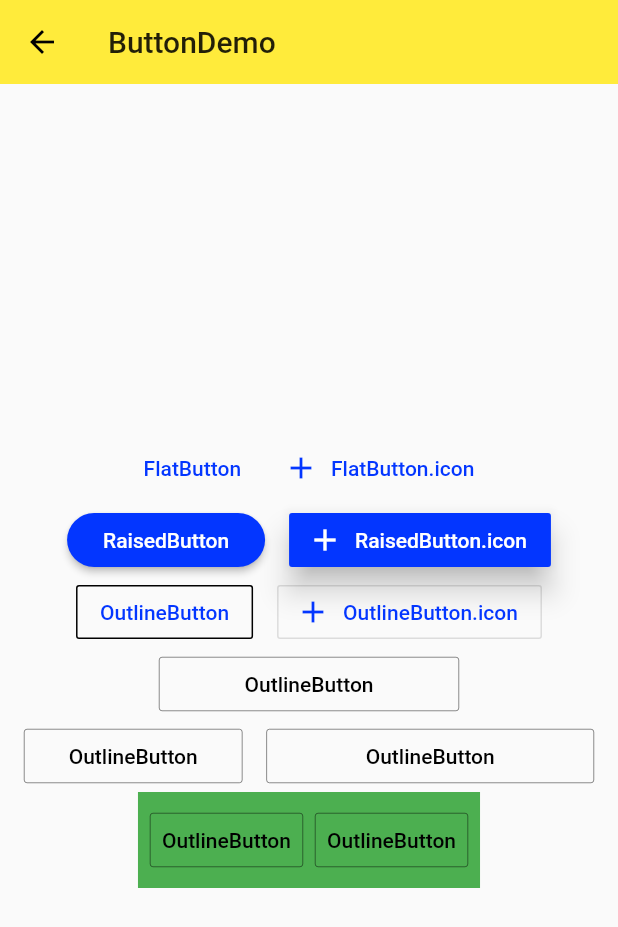
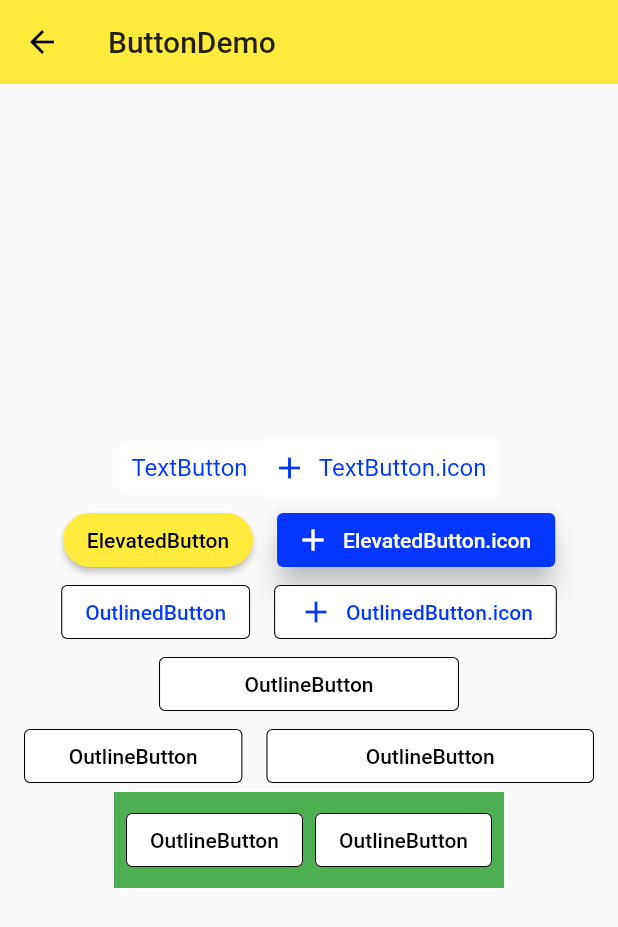
Before and after one commit to symboll/red, a Flutter app: the MaterialComponents screen opened by its route, after a tap on "ButtonDemo", on a phone screen of 412 x 824 dp. Shown: the top 927 px of the screen. Run offline on Flutter 3.47's test engine with Material 2 defaults, Android fonts, the phone set to English and light mode, and no system bars; network calls fail.

Commit message:
upgrade: upgrade flutter to 2.0.5

```diff
--- a/app/lib/demo/material/alert_dialog_demo.dart
+++ b/app/lib/demo/material/alert_dialog_demo.dart
@@ -22,11 +22,11 @@ class _AlertDialogDemoState extends State<AlertDialogDemo> {
         title: Text('Alert Dialog'),
         content: Text('Are you sure about this?'),
         actions: [
-          FlatButton(
+          TextButton(
             child: Text('Cancel'),
-             onPressed: () { Navigator.pop(context, Options.Cancel); }
+            onPressed: () { Navigator.pop(context, Options.Cancel); }
           ),
-          FlatButton(
+          TextButton(
             child: Text('Ok'),
             onPressed: () { Navigator.pop(context, Options.Ok); }
           ),
@@ -59,7 +59,7 @@ class _AlertDialogDemoState extends State<AlertDialogDemo> {
             children: [
               Text('your choice is $_choice'),
               SizedBox(height: 16.0,),
-              RaisedButton(
+              ElevatedButton(
                 child: Text('Open AlertDialog'),
                 onPressed: _openAlertDialog
               )
--- a/app/lib/demo/material/bottom_sheet_demo.dart
+++ b/app/lib/demo/material/bottom_sheet_demo.dart
@@ -94,11 +94,11 @@ class _BottomSheetDemoState extends State<BottomSheetDemo> {
             children: [
               Text('your choice is $_choice'),
               SizedBox(height: 16.0,),
-              FlatButton(
+              TextButton(
                 child: Text('Open Bottom Sheet'),
                 onPressed: _handleOpenBottomSheet
               ),
-              FlatButton(
+              TextButton(
                 child: Text('Open Model Bottom Sheet'),
                 onPressed: _handleOpenModalBottomSheet
               )
--- a/app/lib/demo/material/button_demo.dart
+++ b/app/lib/demo/material/button_demo.dart
@@ -2,89 +2,200 @@ import 'package:flutter/material.dart';
 
 class ButtonDemo extends StatelessWidget {
 
-  Widget flatButtonBuilder (context) {
+  // Widget flatButtonBuilder (context) {
+  //   return Row(
+  //     mainAxisAlignment: MainAxisAlignment.center,
+  //     children: [
+  //       FlatButton(
+  //         onPressed: () {},
+  //         child: Text('FlatButton'),
+  //         splashColor: Colors.grey,
+  //         textColor: Theme.of(context).accentColor,
+  //       ),
+  //       FlatButton.icon(
+  //         onPressed: () {},
+  //         icon: Icon(Icons.add),
+  //         label: Text('FlatButton.icon'),
+  //         splashColor: Colors.grey,
+  //         textColor: Theme.of(context).accentColor,
+  //       )
+  //     ],
+  //   );
+  // }
+
+  Widget textButtonBuilder (context) {
     return Row(
       mainAxisAlignment: MainAxisAlignment.center,
       children: [
-        FlatButton(
+        TextButton(
           onPressed: () {},
-          child: Text('FlatButton'),
-          splashColor: Colors.grey,
-          textColor: Theme.of(context).accentColor,
+          child: Text('TextButton'),
+          style: ButtonStyle(
+            backgroundColor: MaterialStateProperty.all<Color>(Colors.white),
+            foregroundColor: MaterialStateProperty.all<Color>(Theme.of(context).accentColor),
+            overlayColor: MaterialStateProperty.all<Color>(Colors.grey[400]),
+            textStyle: MaterialStateProperty.all<TextStyle>(TextStyle(
+              fontSize: 16.0,
+              // fontStyle: FontStyle.italic
+            ))
+          ),
         ),
-        FlatButton.icon(
+        TextButton.icon(
           onPressed: () {},
           icon: Icon(Icons.add),
-          label: Text('FlatButton.icon'),
-          splashColor: Colors.grey,
-          textColor: Theme.of(context).accentColor,
+          label: Text('TextButton.icon'),
+          style: ButtonStyle(
+            backgroundColor: MaterialStateProperty.all<Color>(Colors.white),
+            foregroundColor: MaterialStateProperty.all<Color>(Theme.of(context).accentColor),
+            overlayColor: MaterialStateProperty.all<Color>(Colors.grey[400]),
+            textStyle: MaterialStateProperty.all<TextStyle>(TextStyle(
+              fontSize: 16.0,
+              // fontStyle: FontStyle.italic
+            ))
+          ),
         )
       ],
     );
   }
 
-  Widget raisedButtonBuilder (context) {
+  // Widget raisedButtonBuilder (context) {
+  //   return Row(
+  //     mainAxisAlignment: MainAxisAlignment.center,
+  //     children: [
+  //       Theme(
+  //         // data: ThemeData()  // 完全覆盖
+  //         data: Theme.of(context).copyWith(
+  //           buttonTheme: ButtonThemeData(
+  //             textTheme: ButtonTextTheme.primary,
+  //             buttonColor: Theme.of(context).accentColor,
+  //             shape: StadiumBorder()
+  //           )
+  //         ),
+  //         child:  RaisedButton(
+  //           onPressed: () {},
+  //           child: Text('RaisedButton'),
+  //           splashColor: Colors.grey,
+  //           // color: Theme.of(context).accentColor,
+  //           // textTheme: ButtonTextTheme.primary,
+  //           // textColor: Colors.white,
+  //           // elevation: 0.0,
+  //         )
+  //       ),
+  //       SizedBox(width: 16.0,),
+  //       RaisedButton.icon(
+  //         onPressed: () {},
+  //         icon: Icon(Icons.add),
+  //         label: Text('RaisedButton.icon'),
+  //         splashColor: Colors.grey,
+  //         textColor: Colors.white,
+  //         color: Theme.of(context).accentColor,
+  //         elevation: 8.0,
+  //       )
+  //     ],
+  //   );
+  // }
+
+  Widget elevatedButtonBuilder (context) {
     return Row(
       mainAxisAlignment: MainAxisAlignment.center,
       children: [
-        Theme(
-          // data: ThemeData()  // 完全覆盖
-          data: Theme.of(context).copyWith(
-            buttonTheme: ButtonThemeData(
-              textTheme: ButtonTextTheme.primary,
-              buttonColor: Theme.of(context).accentColor,
-              shape: StadiumBorder()
-            )
+        ElevatedButton(
+          onPressed: () {},
+          child: Text('ElevatedButton'),
+          style: ButtonStyle(
+            shape: MaterialStateProperty.all(StadiumBorder())
           ),
-          child:  RaisedButton(
-            onPressed: () {},
-            child: Text('RaisedButton'),
-            splashColor: Colors.grey,
-            // color: Theme.of(context).accentColor,
-            // textTheme: ButtonTextTheme.primary,
-            // textColor: Colors.white,
-            // elevation: 0.0,
-          )
         ),
         SizedBox(width: 16.0,),
-        RaisedButton.icon(
+        ElevatedButton.icon(
           onPressed: () {},
           icon: Icon(Icons.add),
-          label: Text('RaisedButton.icon'),
-          splashColor: Colors.grey,
-          textColor: Colors.white,
-          color: Theme.of(context).accentColor,
-          elevation: 8.0,
+          label: Text('ElevatedButton.icon'),
+          style: ButtonStyle(
+            overlayColor: MaterialStateProperty.all<Color>(Colors.grey[400]),
+            backgroundColor: MaterialStateProperty.all<Color>(Theme.of(context).accentColor),
+            foregroundColor: MaterialStateProperty.all<Color>(Colors.white),
+            elevation: MaterialStateProperty.all<double>(8.0)
+          ),
         )
       ],
     );
   }
 
-  Widget outlineButtonBuilder (context) {
+  // Widget outlineButtonBuilder (context) {
+  //   return Row(
+  //     mainAxisAlignment: MainAxisAlignment.center,
+  //     children: [
+  //       OutlineButton(
+  //         onPressed: () {},
+  //         child: Text('OutlineButton'),
+  //         splashColor: Colors.grey[400],
+  //         textColor: Theme.of(context).accentColor,
+  //         borderSide:  BorderSide(
+  //           color: Colors.black
+  //         ),
+  //         highlightColor: Colors.grey,
+  //       ),
+  //       SizedBox(width: 16.0,),
+  //       OutlineButton.icon(
+  //         onPressed: () {},
+  //         icon: Icon(Icons.add),
+  //         label: Text('OutlineButton.icon'),
+  //         splashColor: Colors.grey,
+  //         textColor: Theme.of(context).accentColor,
+  //       )
+  //     ],
+  //   );
+  // }
+
+  Widget outlinedButtonBuilder (context) {
     return Row(
       mainAxisAlignment: MainAxisAlignment.center,
       children: [
-        OutlineButton(
+        OutlinedButton(
           onPressed: () {},
-          child: Text('OutlineButton'),
-          splashColor: Colors.grey[400],
-          textColor: Theme.of(context).accentColor,
-          borderSide:  BorderSide(
-            color: Colors.black
+          child: Text('OutlinedButton'),
+
+          style: ButtonStyle(
+            overlayColor: MaterialStateProperty.all<Color>(Colors.grey[400]),
+            backgroundColor: MaterialStateProperty.all<Color>(Colors.white),
+            foregroundColor: MaterialStateProperty.all<Color>(Theme.of(context).accentColor),
+            side: MaterialStateProperty.all<BorderSide>(BorderSide(
+              color: Colors.black,
+              width: 0.7
+            ))
+            // elevation: MaterialStateProperty.all<double>(8.0)
           ),
-          highlightColor: Colors.grey,
         ),
         SizedBox(width: 16.0,),
-        OutlineButton.icon(
+        OutlinedButton.icon(
           onPressed: () {},
           icon: Icon(Icons.add),
-          label: Text('OutlineButton.icon'),
-          splashColor: Colors.grey,
-          textColor: Theme.of(context).accentColor,
+          label: Text('OutlinedButton.icon'),
+          style: ButtonStyle(
+            overlayColor: MaterialStateProperty.all<Color>(Colors.grey[400]),
+            backgroundColor: MaterialStateProperty.all<Color>(Colors.white),
+            foregroundColor: MaterialStateProperty.all<Color>(Theme.of(context).accentColor),
+            side: MaterialStateProperty.all<BorderSide>(BorderSide(
+              color: Colors.black,
+              width: 0.7
+            ))
+            // elevation: MaterialStateProperty.all<double>(8.0)
+          ),
         )
       ],
     );
   }
+
+  final ButtonStyle _style = ButtonStyle(
+    overlayColor: MaterialStateProperty.all<Color>(Colors.grey[400]),
+    backgroundColor: MaterialStateProperty.all<Color>(Colors.white),
+    foregroundColor: MaterialStateProperty.all<Color>(Colors.black),
+    side: MaterialStateProperty.all<BorderSide>(BorderSide(
+      color: Colors.black,
+      width: 0.7
+    ))
+  );
 
   Widget fixedWidthButtonbuilder (context) {
     return Row(
@@ -92,17 +203,10 @@ class ButtonDemo extends StatelessWidget {
       children: [
         Container(
           width: 200.0,
-          child: OutlineButton(
+          child: OutlinedButton(
             child: Text('OutlineButton'),
             onPressed: () {},
-            splashColor: Colors.grey[100],
-            highlightColor: Colors.grey[500],
-            textColor: Colors.black,
-            borderSide: BorderSide(
-              color: Colors.black,
-              width: 0.3,
-              style: BorderStyle.solid
-            ),
+            style: _style,
           )
         )
       ],
@@ -115,33 +219,19 @@ class ButtonDemo extends StatelessWidget {
       children: [
         Expanded(
           flex: 2,
-          child: OutlineButton(
+          child: OutlinedButton(
             child: Text('OutlineButton'),
             onPressed: () {},
-            splashColor: Colors.grey[100],
-            highlightColor: Colors.grey[500],
-            textColor: Colors.black,
-            borderSide: BorderSide(
-              color: Colors.black,
-              width: 0.3,
-              style: BorderStyle.solid
-            ),
+            style: _style,
           )
         ),
         SizedBox(width: 16.0,),
         Expanded(
           flex: 3,
-          child: OutlineButton(
+          child: OutlinedButton(
             child: Text('OutlineButton'),
             onPressed: () {},
-            splashColor: Colors.grey[100],
-            highlightColor: Colors.grey[500],
-            textColor: Colors.black,
-            borderSide: BorderSide(
-              color: Colors.black,
-              width: 0.3,
-              style: BorderStyle.solid
-            ),
+            style: _style,
           )
         )
       ],
@@ -156,29 +246,15 @@ class ButtonDemo extends StatelessWidget {
           color: Colors.green,
           child: ButtonBar(
             children: [
-              OutlineButton(
+              OutlinedButton(
                 child: Text('OutlineButton'),
                 onPressed: () {},
-                splashColor: Colors.grey[100],
-                highlightColor: Colors.grey[500],
-                textColor: Colors.black,
-                borderSide: BorderSide(
-                  color: Colors.black,
-                  width: 0.3,
-                  style: BorderStyle.solid
-                ),
+                style: _style,
               ),
-              OutlineButton(
+              OutlinedButton(
                 child: Text('OutlineButton'),
                 onPressed: () {},
-                splashColor: Colors.grey[100],
-                highlightColor: Colors.grey[500],
-                textColor: Colors.black,
-                borderSide: BorderSide(
-                  color: Colors.black,
-                  width: 0.3,
-                  style: BorderStyle.solid
-                ),
+                style: _style,
               )
             ],
           )
@@ -199,9 +275,12 @@ class ButtonDemo extends StatelessWidget {
         child: Column(
           mainAxisAlignment: MainAxisAlignment.center,
           children: [
-            flatButtonBuilder(context),
-            raisedButtonBuilder(context),
-            outlineButtonBuilder(context),
+            // flatButtonBuilder(context),
+            textButtonBuilder(context),
+            // raisedButtonBuilder(context),
+            elevatedButtonBuilder(context),
+            // outlineButtonBuilder(context),
+            outlinedButtonBuilder(context),
             fixedWidthButtonbuilder(context),
             expandedButtonbuilder(context),
             buttonBarBuilder(context)
--- a/app/lib/demo/material/index.dart
+++ b/app/lib/demo/material/index.dart
@@ -1,6 +1,7 @@
 
 import 'package:flutter/material.dart';
 import 'button_demo.dart';
+import 'chip_demo.dart';
 import 'expansion_panel_demo.dart';
 import 'floating_action_button_demo.dart';
 import 'popup_menu_button_demo.dart';
@@ -50,6 +51,10 @@ class MaterialComponents extends StatelessWidget {
             title: 'ExpansionPanelDemo',
             page: ExpansionPanelDemo(),
           ),
+          ListItem(
+            title: 'ChipDemo',
+            page: ChipDemo(),
+          ),
         ],
       ),
       floatingActionButton: FloatingActionButton(
--- a/app/lib/demo/material/snack_bar_demo.dart
+++ b/app/lib/demo/material/snack_bar_demo.dart
@@ -1,5 +1,4 @@
 import 'package:flutter/material.dart';
-import 'dart:async';
 
 
 
@@ -38,12 +37,12 @@ class _SnackBarDemoState extends State<SnackBarDemo> {
 class SnackBarButton extends StatelessWidget {
   @override
   Widget build(BuildContext context) {
-    return FlatButton(
+    return TextButton(
       child: Text('Open SnackBar'),
       onPressed: () {
-        Scaffold.of(context).showSnackBar(
+        ScaffoldMessenger.of(context).showSnackBar(
           SnackBar(
-            content: Text('Processing...'),
+            content: const Text('Processing...'),
             action: SnackBarAction(
               label: 'Ok ',
               onPressed: () {}
--- a/app/lib/demo/navigator_demo.dart
+++ b/app/lib/demo/navigator_demo.dart
@@ -1,6 +1,16 @@
 import 'package:flutter/material.dart';
 
 class NavigatorDemo extends StatelessWidget {
+
+  final ButtonStyle _style = ButtonStyle(
+    // backgroundColor: MaterialStateProperty.all<Color>(Colors.white),
+    foregroundColor: MaterialStateProperty.all<Color>(Colors.black),
+    overlayColor: MaterialStateProperty.all<Color>(Colors.grey[400]),
+    textStyle: MaterialStateProperty.all<TextStyle>(TextStyle(
+      fontSize: 16.0,
+      // fontStyle: FontStyle.italic
+    ))
+  );
 
   @override
   Widget build(BuildContext context) {
@@ -11,13 +21,14 @@ class NavigatorDemo extends StatelessWidget {
           Row(
             mainAxisAlignment: MainAxisAlignment.center,
             children: [
-              FlatButton(
+              TextButton(
                 onPressed: () {
                   Navigator.pushNamed(context, '/home');
                 },
+                style: _style,
                 child: Text('Home')
               ),
-              FlatButton(
+              TextButton(
                 onPressed: () {
                   // Navigator.of(context).push(
                   //   MaterialPageRoute(
@@ -26,12 +37,14 @@ class NavigatorDemo extends StatelessWidget {
                   // );
                   Navigator.pushNamed(context, '/about');
                 },
+                style: _style,
                 child: Text( 'About' )
               ),
-              FlatButton(
+              TextButton(
                 onPressed: () {
                   Navigator.pushNamed(context, '/form');
                 },
+                style: _style,
                 child: Text('Form')
               )
             ],
@@ -39,10 +52,11 @@ class NavigatorDemo extends StatelessWidget {
           Row(
             mainAxisAlignment: MainAxisAlignment.center,
             children: [
-              FlatButton(
+              TextButton(
                 onPressed: () {
                   Navigator.pushNamed(context, '/mdc');
                 },
+                style: _style,
                 child: Text('mdc')
               ),
             ],
```
Also changed, not shown: app/lib/demo/form/register_form_demo.dart (+13 -5 lines), app/lib/demo/material/chip_demo.dart (added, +163 -0 lines), app/lib/demo/material/data_table_demo.dart (added, +34 -0 lines), app/lib/demo/material/expansion_panel_demo.dart (+5 -16 lines).
